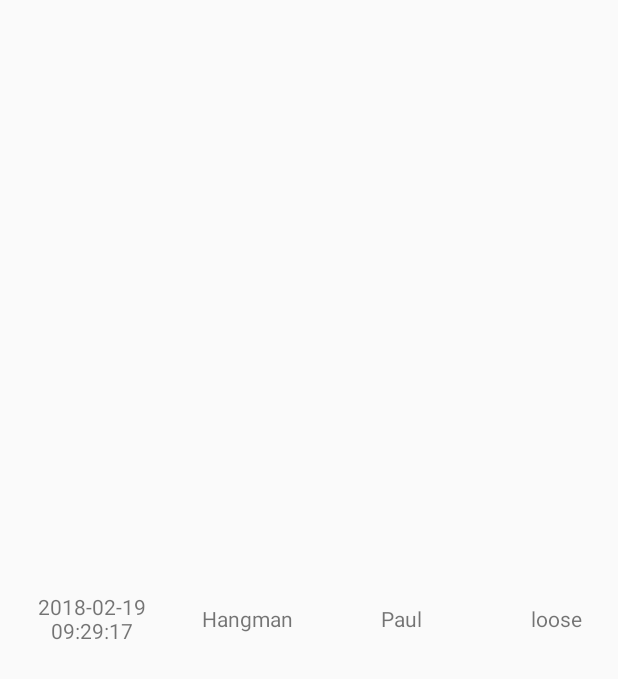
After one commit to BLLORET/Gamebox2019, an Android app: the layout score_item.xml on its own in the app's theme, with its tools: preview values and no code run, on a phone screen of 412 x 824 dp. The commit adds this screen. Shown: the top 679 px of the screen. Run offline under Robolectric (Android 15) with nearby library versions, the phone set to English and light mode, and no system bars.

Commit message:
Added first score screen

```diff
--- a/Gamebox2019/app/src/main/java/fr/epita/android/gamebox2019/IGame.kt
+++ b/Gamebox2019/app/src/main/java/fr/epita/android/gamebox2019/IGame.kt
@@ -8,6 +8,9 @@ interface IGame {
     @GET("game/list")
     fun getAllGames() : Call<MutableList<DGame>>
 
+    @GET("game/scores")
+    fun getAllScores(): Call<MutableList<DScore>>
+
     @GET("api/game/details")
     fun getGameDetail(@Query(value="game_id") game_id: Int): Call<DGameDetail>
 
--- /dev/null
+++ b/Gamebox2019/app/src/main/res/layout/score_item.xml
@@ -0,0 +1,88 @@
+<?xml version="1.0" encoding="utf-8"?>
+<androidx.constraintlayout.widget.ConstraintLayout
+        xmlns:android="http://schemas.android.com/apk/res/android"
+        android:layout_width="match_parent"
+        android:layout_height="match_parent"
+        android:orientation="vertical"
+        xmlns:app="http://schemas.android.com/apk/res-auto">
+
+    <androidx.constraintlayout.widget.Guideline
+            android:layout_width="match_parent"
+            android:layout_height="match_parent"
+            android:orientation="vertical"
+            app:layout_constraintGuide_percent="0.3"
+            android:id="@+id/GuideLeft"
+    />
+    <androidx.constraintlayout.widget.Guideline
+            android:layout_width="match_parent"
+            android:layout_height="match_parent"
+            android:orientation="vertical"
+            app:layout_constraintGuide_percent="0.5"
+            android:id="@+id/GuideMiddleV"
+    />
+    <androidx.constraintlayout.widget.Guideline
+            android:layout_width="match_parent"
+            android:layout_height="match_parent"
+            android:orientation="vertical"
+            app:layout_constraintGuide_percent="0.8"
+            android:id="@+id/GuideRight"
+    />
+    <androidx.constraintlayout.widget.Guideline
+            android:layout_width="match_parent"
+            android:layout_height="match_parent"
+            android:orientation="horizontal"
+            app:layout_constraintGuide_percent="0.5"
+            android:id="@+id/GuideMiddleH"
+    />
+
+
+    <TextView
+            android:layout_width="0dp"
+            android:layout_height="wrap_content"
+            app:layout_constraintRight_toLeftOf="@id/GuideLeft"
+            app:layout_constraintLeft_toLeftOf="parent"
+            app:layout_constraintTop_toTopOf="@id/GuideMiddleH"
+            app:layout_constraintBottom_toBottomOf="@id/GuideMiddleH"
+            android:id="@+id/scoreDate"
+            android:textAlignment="center"
+            android:text="2018-02-19
+                          09:29:17"
+    />
+    <TextView
+            android:layout_width="0dp"
+            android:layout_height="wrap_content"
+            app:layout_constraintLeft_toRightOf="@id/GuideLeft"
+            app:layout_constraintRight_toLeftOf="@id/GuideMiddleV"
+            app:layout_constraintTop_toTopOf="@id/GuideMiddleH"
+            app:layout_constraintBottom_toBottomOf="@id/GuideMiddleH"
+            android:id="@+id/scoreGame"
+            android:textAlignment="center"
+            android:text="Hangman"
+    />
+    <TextView
+            android:layout_width="0dp"
+            android:layout_height="wrap_content"
+            app:layout_constraintLeft_toRightOf="@id/GuideMiddleV"
+            app:layout_constraintRight_toLeftOf="@id/GuideRight"
+            app:layout_constraintTop_toTopOf="@id/GuideMiddleH"
+            app:layout_constraintBottom_toBottomOf="@id/GuideMiddleH"
+            android:id="@+id/scorePlayer"
+            android:textAlignment="center"
+            android:text="Paul"
+    />
+    <TextView
+            android:layout_width="0dp"
+            android:layout_height="wrap_content"
+            app:layout_constraintLeft_toRightOf="@id/GuideRight"
+            app:layout_constraintRight_toRightOf="parent"
+            app:layout_constraintTop_toTopOf="@id/GuideMiddleH"
+            app:layout_constraintBottom_toBottomOf="@id/GuideMiddleH"
+            android:id="@+id/scoreScore"
+            android:textAlignment="center"
+            android:text="loose"
+    />
+
+
+
+
+</androidx.constraintlayout.widget.ConstraintLayout>
--- a/Gamebox2019/app/src/main/res/values/strings.xml
+++ b/Gamebox2019/app/src/main/res/values/strings.xml
@@ -23,10 +23,14 @@
     <string name="tryButton">TRY</string>
 
     <!-- Game List -->
-    <string name="empty_list">The list of games cannot be loaded because you are probably not connected on the internet or the server fail to respond.</string>
+    <string name="empty_list">The list of games cannot be loaded because you are probably not connected on the internet
+        or the server fail to respond.
+    </string>
     <string name="default_game">default</string>
     <string name="hello_blank_fragment">Hello blank fragment</string>
 
     <string name="picture_game_description">Picture of the game.</string>
     <string name="playable_description">Picture that show if the game is playable or not.</string>
+    <string name="emptyScore">There is no scores to be shown !</string>
+    <string name="menuButton">Return to game list</string>
 </resources>
```
Also changed, not shown: Gamebox2019/app/src/main/java/fr/epita/android/gamebox2019/DScore.kt (added, +7 -0 lines), Gamebox2019/app/src/main/java/fr/epita/android/gamebox2019/MainActivity.kt (+8 -2 lines), Gamebox2019/app/src/main/java/fr/epita/android/gamebox2019/ScoreListAdapter.kt (added, +44 -0 lines), Gamebox2019/app/src/main/java/fr/epita/android/gamebox2019/ScoreListFragment.kt (added, +61 -0 lines), Gamebox2019/app/src/main/java/fr/epita/android/gamebox2019/returnToMenuFragment.kt (added, +27 -0 lines), Gamebox2019/app/src/main/res/layout/fragment_list_game.xml (+23 -11 lines), Gamebox2019/app/src/main/res/layout/fragment_return_to_menu.xml (added, +34 -0 lines), Gamebox2019/app/src/main/res/layout/fragment_score_list.xml (added, +27 -0 lines), Gamebox2019/app/src/main/res/layout/game_item.xml (+43 -19 lines).
